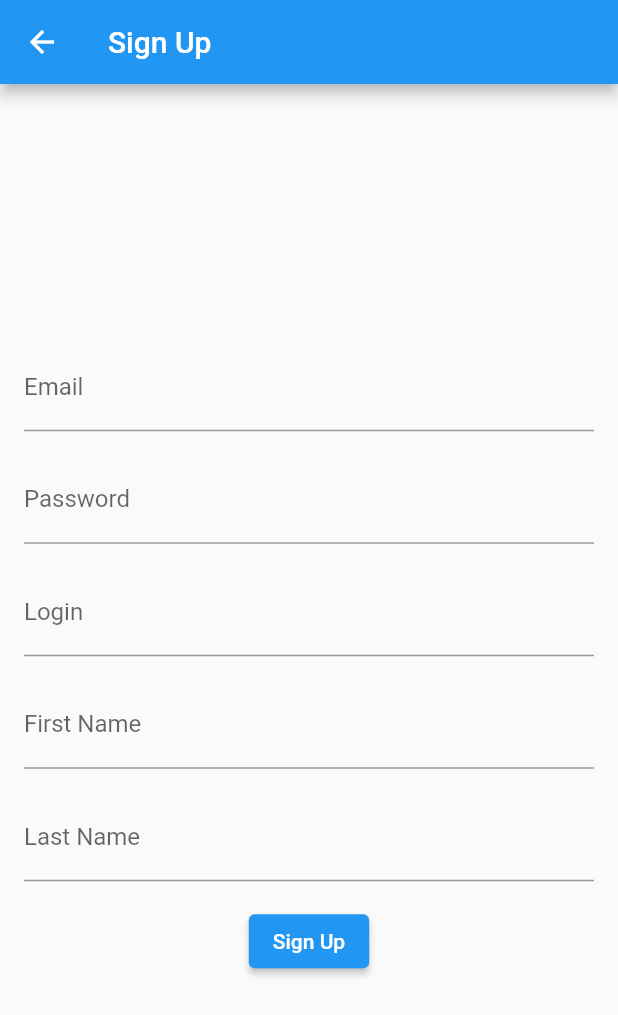
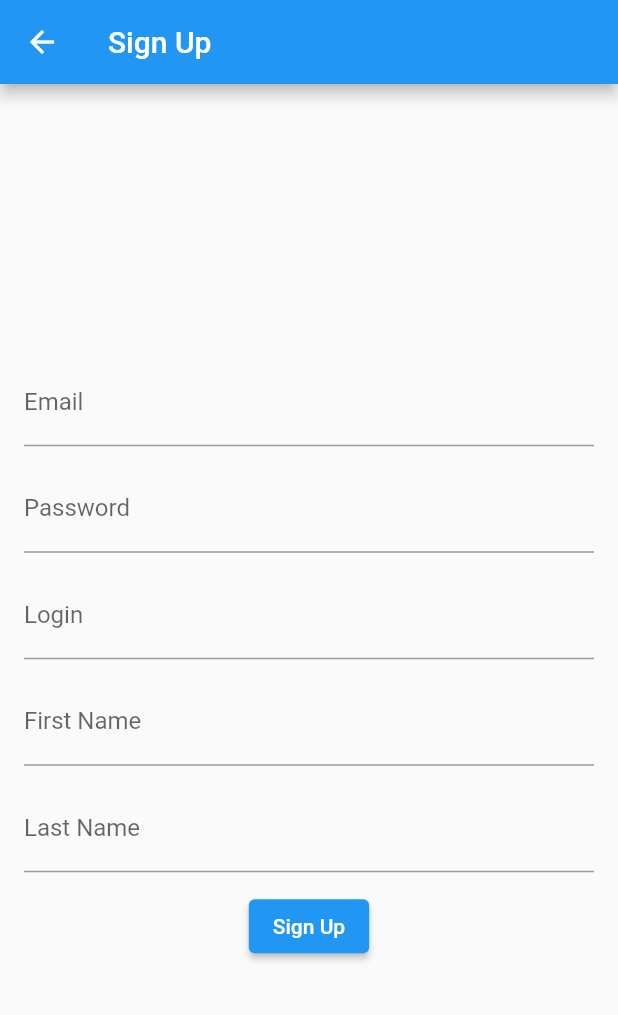
Before and after one commit to AlainAmbrose/TopTier-Games, a Flutter app: the SignupScreen screen opened directly, on a phone screen of 412 x 824 dp. Shown: the top 1015 px of the screen. Run offline on Flutter 3.47's test engine with Material 2 defaults, Android fonts, the phone set to English and light mode, and no system bars; our stand-ins replace fluttertoast.

Commit message:
fixed overflow issue

```diff
--- a/frontendmobile/lib/signup.dart
+++ b/frontendmobile/lib/signup.dart
@@ -76,7 +76,7 @@ class SignupScreen extends StatelessWidget {
                 labelText: 'Email',
               ),
             ),
-            const SizedBox(height: 16.0),
+            const SizedBox(height: 12.0),
             TextField(
               controller: _passwordController,
               decoration: const InputDecoration(
@@ -84,28 +84,28 @@ class SignupScreen extends StatelessWidget {
               ),
               obscureText: true,
             ),
-            const SizedBox(height: 16.0),
+            const SizedBox(height: 12.0),
             TextField(
               controller: _loginController,
               decoration: const InputDecoration(
                 labelText: 'Login',
               ),
             ),
-            const SizedBox(height: 16.0),
+            const SizedBox(height: 12.0),
             TextField(
               controller: _firstnameController,
               decoration: const InputDecoration(
                 labelText: 'First Name',
               ),
             ),
-            const SizedBox(height: 16.0),
+            const SizedBox(height: 12.0),
             TextField(
               controller: _lastnameController,
               decoration: const InputDecoration(
                 labelText: 'Last Name',
               ),
             ),
-            const SizedBox(height: 16.0),
+            const SizedBox(height: 12.0),
             ElevatedButton(
                 onPressed: _handleSignup,
                 child: const Text('Sign Up'),
```
